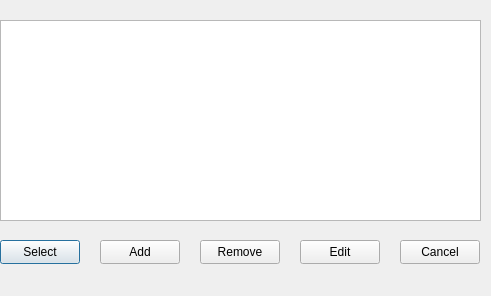
The window that BudgetManagementQtVS/BudgetManagementQtVS/ProfileDialogView.ui (Greexoff/Budget-Management-App) describes before a commit, drawn with Qt 5.
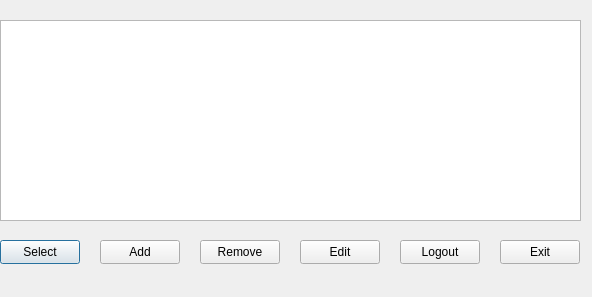
The same window after the commit.

What changed in the file:
```diff
--- a/BudgetManagementQtVS/BudgetManagementQtVS/ProfileDialogView.ui
+++ b/BudgetManagementQtVS/BudgetManagementQtVS/ProfileDialogView.ui
@@ -6,8 +6,8 @@
    <rect>
     <x>0</x>
     <y>0</y>
-    <width>491</width>
-    <height>296</height>
+    <width>592</width>
+    <height>297</height>
    </rect>
   </property>
   <property name="windowTitle">
@@ -18,7 +18,7 @@
     <rect>
      <x>0</x>
      <y>20</y>
-     <width>481</width>
+     <width>581</width>
      <height>201</height>
     </rect>
    </property>
@@ -65,14 +65,14 @@
   <widget class="QPushButton" name="buttonCancel">
    <property name="geometry">
     <rect>
-     <x>400</x>
+     <x>500</x>
      <y>240</y>
      <width>80</width>
      <height>24</height>
     </rect>
    </property>
    <property name="text">
-    <string>Cancel</string>
+    <string>Exit</string>
    </property>
   </widget>
   <widget class="QPushButton" name="buttonEdit">
@@ -88,6 +88,19 @@
     <string>Edit</string>
    </property>
   </widget>
+  <widget class="QPushButton" name="logoutButton">
+   <property name="geometry">
+    <rect>
+     <x>400</x>
+     <y>240</y>
+     <width>80</width>
+     <height>24</height>
+    </rect>
+   </property>
+   <property name="text">
+    <string>Logout</string>
+   </property>
+  </widget>
  </widget>
  <resources/>
  <connections/>
```
